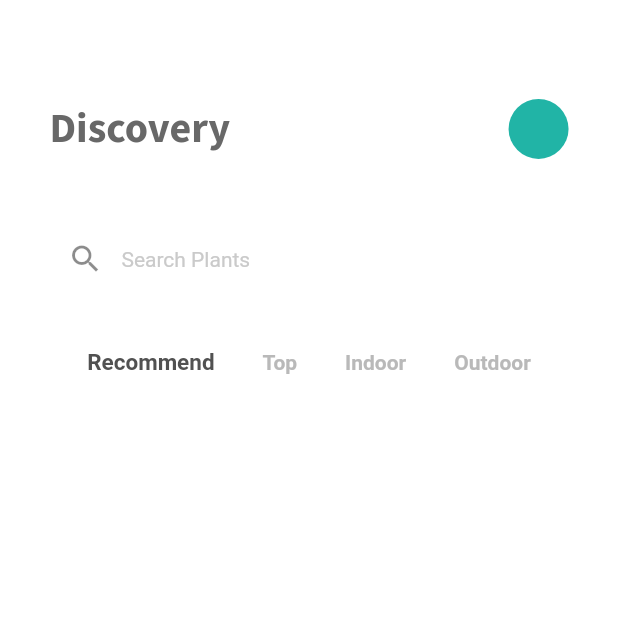
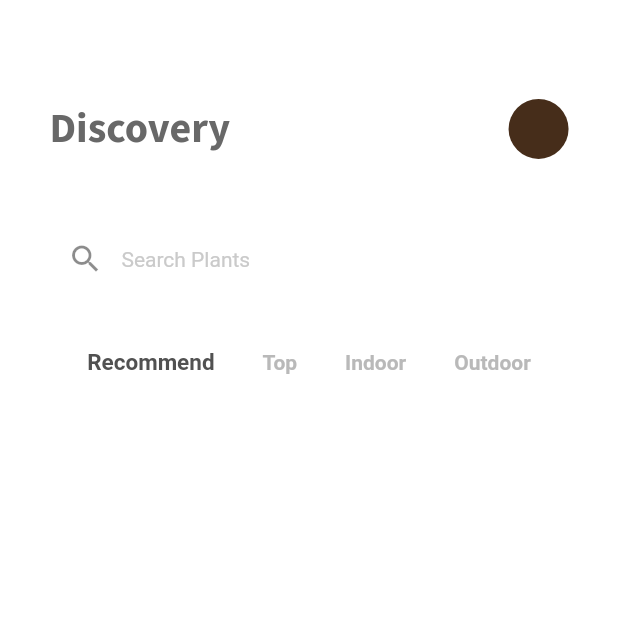
Before and after one commit to Console45/Flutter-shop-app, a Flutter app: the screen it shows after launch, on a phone screen of 412 x 824 dp, the top half of it. Run offline on Flutter 3.47's test engine with Material 2 defaults, Android fonts, the phone set to English and light mode, and no system bars; our stand-ins replace flutter_svg, google_fonts.

Commit message:
updated app theme

```diff
--- a/lib/main.dart
+++ b/lib/main.dart
@@ -13,7 +13,7 @@ class MyApp extends StatelessWidget {
       title: 'Shop App',
       theme: ThemeData(
         primaryColor: Colors.white,
-        accentColor: Color(0xff21B4A6),
+        accentColor: Color(0xff462D1A),
         canvasColor: Colors.white,
         visualDensity: VisualDensity.adaptivePlatformDensity,
         textTheme: TextTheme(
```
